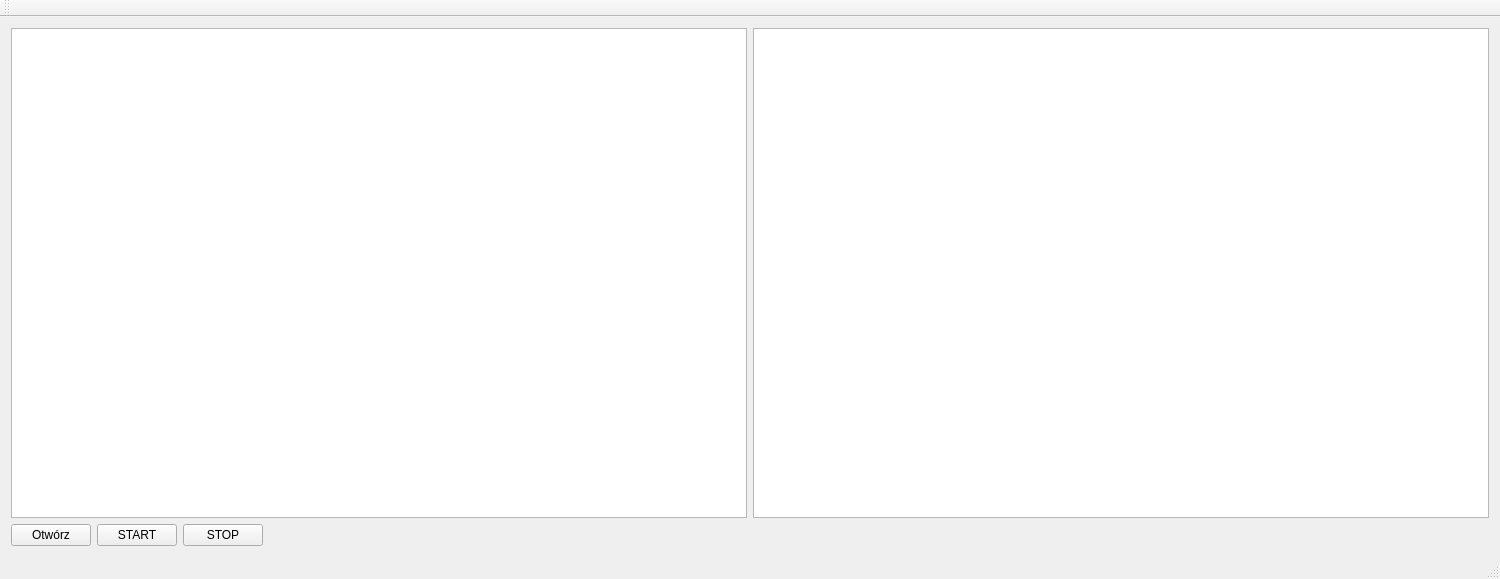
First picture: the form in mainwindow.ui, repository Damianeroos/Wykrywanie_Ruchomych_Obiektow, before the edit.
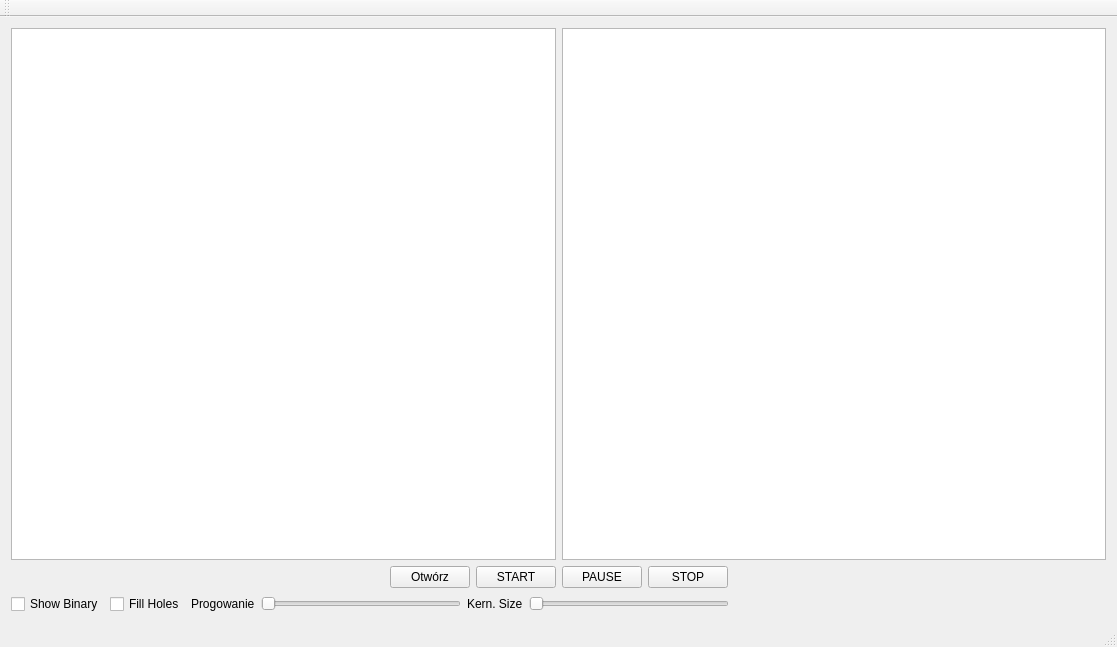
Second picture: the form after the edit.

```diff
--- a/mainwindow.ui
+++ b/mainwindow.ui
@@ -6,8 +6,8 @@
    <rect>
     <x>0</x>
     <y>0</y>
-    <width>1500</width>
-    <height>579</height>
+    <width>1117</width>
+    <height>647</height>
    </rect>
   </property>
   <property name="windowTitle">
@@ -18,7 +18,7 @@
     <item>
      <layout class="QVBoxLayout" name="verticalLayout">
       <item>
-       <layout class="QHBoxLayout" name="horizontalLayout">
+       <layout class="QHBoxLayout" name="horizontalLayout_3">
         <item>
          <widget class="QGraphicsView" name="leftView"/>
         </item>
@@ -29,6 +29,19 @@
       </item>
       <item>
        <layout class="QHBoxLayout" name="horizontalLayout_2">
+        <item>
+         <spacer name="horizontalSpacer_2">
+          <property name="orientation">
+           <enum>Qt::Horizontal</enum>
+          </property>
+          <property name="sizeHint" stdset="0">
+           <size>
+            <width>40</width>
+            <height>20</height>
+           </size>
+          </property>
+         </spacer>
+        </item>
         <item>
          <widget class="QPushButton" name="OpenFile">
           <property name="text">
@@ -43,6 +56,13 @@
           </property>
          </widget>
         </item>
+        <item>
+         <widget class="QPushButton" name="pauseButton">
+          <property name="text">
+           <string>PAUSE</string>
+          </property>
+         </widget>
+        </item>
         <item>
          <widget class="QPushButton" name="StopButton">
           <property name="text">
@@ -65,6 +85,86 @@
         </item>
        </layout>
       </item>
+      <item>
+       <layout class="QHBoxLayout" name="horizontalLayout">
+        <item>
+         <widget class="QCheckBox" name="BinaryView">
+          <property name="text">
+           <string>Show Binary</string>
+          </property>
+         </widget>
+        </item>
+        <item>
+         <widget class="QCheckBox" name="fillHoles">
+          <property name="text">
+           <string>Fill Holes</string>
+          </property>
+         </widget>
+        </item>
+        <item>
+         <widget class="QLabel" name="label">
+          <property name="text">
+           <string>Progowanie</string>
+          </property>
+         </widget>
+        </item>
+        <item>
+         <widget class="QSlider" name="TreshholdSlider">
+          <property name="maximumSize">
+           <size>
+            <width>200</width>
+            <height>16777215</height>
+           </size>
+          </property>
+          <property name="maximum">
+           <number>255</number>
+          </property>
+          <property name="orientation">
+           <enum>Qt::Horizontal</enum>
+          </property>
+         </widget>
+        </item>
+        <item>
+         <widget class="QLabel" name="label_2">
+          <property name="text">
+           <string>Kern. Size</string>
+          </property>
+         </widget>
+        </item>
+        <item>
+         <widget class="QSlider" name="kernelSlider">
+          <property name="maximumSize">
+           <size>
+            <width>200</width>
+            <height>16777215</height>
+           </size>
+          </property>
+          <property name="minimum">
+           <number>0</number>
+          </property>
+          <property name="maximum">
+           <number>15</number>
+          </property>
+          <property name="orientation">
+           <enum>Qt::Horizontal</enum>
+          </property>
+         </widget>
+        </item>
+        <item>
+         <spacer name="horizontalSpacer_4">
+          <property name="orientation">
+           <enum>Qt::Horizontal</enum>
+          </property>
+          <property name="sizeHint" stdset="0">
+           <size>
+            <width>40</width>
+            <height>20</height>
+           </size>
+          </property>
+         </spacer>
+        </item>
+       </layout>
+      </item>
      </layout>
     </item>
    </layout>
```
Left out of the diff: 2 changed lines with no effect on the pictures.
